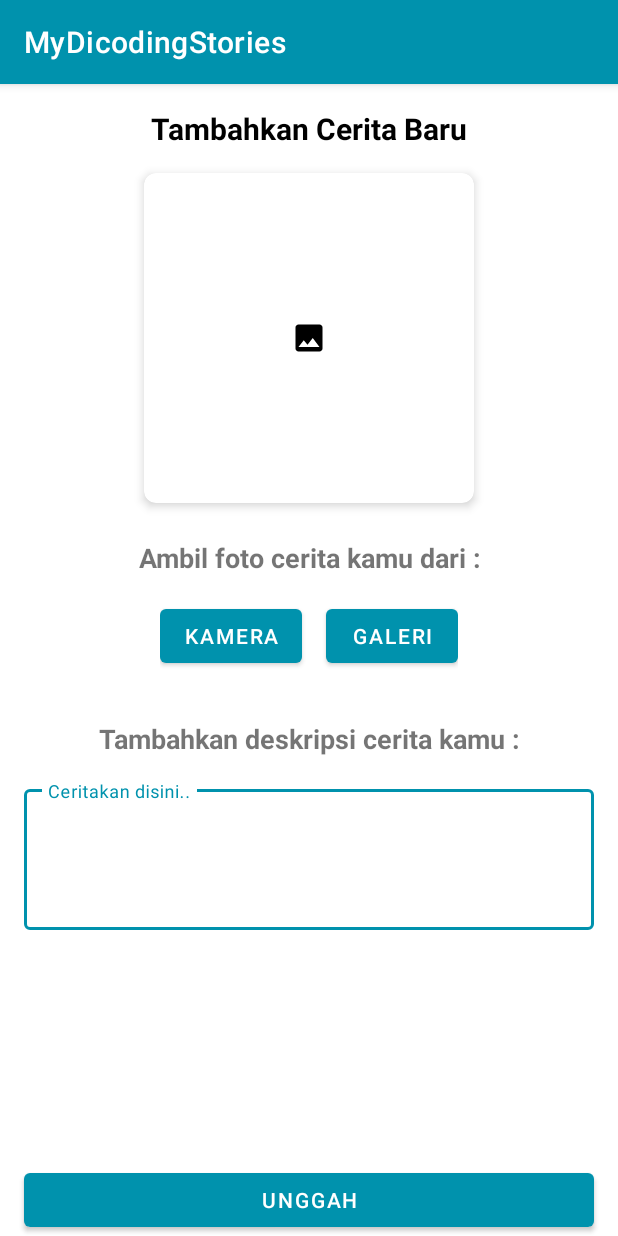
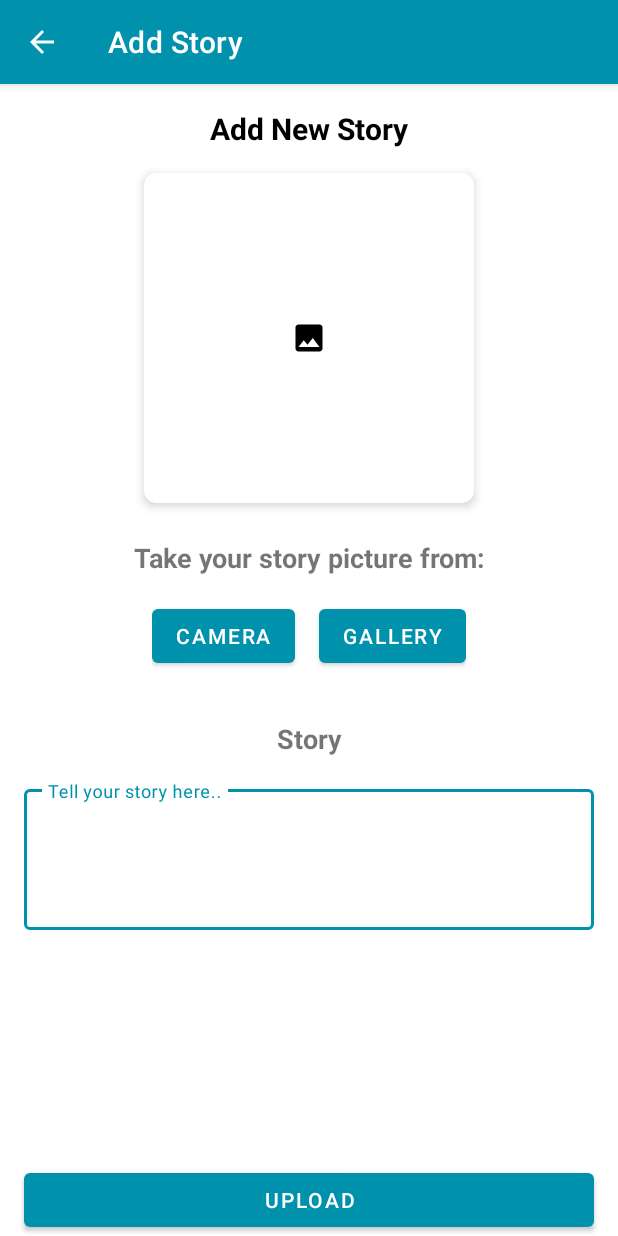
Before and after one commit to AbdulGimbul/MyDicodingStories, an Android app: the AddStoryActivity screen opened directly, with no data from a screen before it, on a phone screen of 412 x 824 dp. Run offline under Robolectric (Android 15) with nearby library versions, the phone set to English and light mode, and no system bars; our stand-ins replace Dagger/Hilt's generated code; pictures from the network do not load.

Commit message:
Add localization with language options

```diff
--- a/app/src/main/AndroidManifest.xml
+++ b/app/src/main/AndroidManifest.xml
@@ -32,7 +32,7 @@
         <activity
             android:name=".ui.maps.MapsStoryActivity"
             android:exported="false"
-            android:label="Peta Lokasi Cerita"
+            android:label="@string/story_location_map_title"
             android:parentActivityName=".ui.MainActivity" />
         <activity
             android:name=".ui.CameraActivity"
@@ -44,6 +44,7 @@
         <activity
             android:name=".ui.AddStoryActivity"
             android:exported="false"
+            android:parentActivityName=".ui.MainActivity"
             android:windowSoftInputMode="adjustResize">
             <meta-data
                 android:name="android.app.lib_name"
@@ -52,7 +53,6 @@
         <activity
             android:name=".ui.DetailStoryActivity"
             android:exported="false"
-            android:label="Detail Story"
             android:parentActivityName=".ui.MainActivity">
             <meta-data
                 android:name="android.app.lib_name"
@@ -61,7 +61,7 @@
         <activity
             android:name=".ui.MainActivity"
             android:exported="false"
-            android:label="Stories" />
+            android:label="MyDicodingStories" />
         <activity
             android:name=".ui.login.RegisterActivity"
             android:exported="false"
--- a/app/src/main/java/com/abdl/mydicodingstories/ui/AddStoryActivity.kt
+++ b/app/src/main/java/com/abdl/mydicodingstories/ui/AddStoryActivity.kt
@@ -16,6 +16,7 @@ import androidx.activity.viewModels
 import androidx.appcompat.app.AppCompatActivity
 import androidx.core.app.ActivityCompat
 import androidx.core.content.ContextCompat
+import com.abdl.mydicodingstories.R
 import com.abdl.mydicodingstories.databinding.ActivityAddStoryBinding
 import com.abdl.mydicodingstories.utils.rotateBitmap
 import com.abdl.mydicodingstories.utils.uriToFile
@@ -30,7 +31,7 @@ import java.io.FileOutputStream
 import java.io.IOException
 
 @AndroidEntryPoint
-class AddStoryActivity : AppCompatActivity() {
+class AddStoryActivity : BaseActivity() {
     private lateinit var binding: ActivityAddStoryBinding
     private val mainViewModel: MainViewModel by viewModels()
     private var getFile: File? = null
@@ -39,6 +40,8 @@ class AddStoryActivity : AppCompatActivity() {
         super.onCreate(savedInstanceState)
         binding = ActivityAddStoryBinding.inflate(layoutInflater)
         setContentView(binding.root)
+
+        title = getString(R.string.add_story)
 
         if (!allPermissionGranted()) {
             ActivityCompat.requestPermissions(
@@ -58,9 +61,9 @@ class AddStoryActivity : AppCompatActivity() {
 
         mainViewModel.errorMessage.observe(this) {
             if (it == "Error : \"description\" is not allowed to be empty") {
-                Toast.makeText(this, "Maaf, deskripsi harus diisi!", Toast.LENGTH_SHORT).show()
+                Toast.makeText(this, R.string.description_empty_error_toast, Toast.LENGTH_SHORT).show()
             } else if (it == "Error : Payload content length greater than maximum allowed: 1000000") {
-                Toast.makeText(this, "File gambar terlalu besar. Maksimal 1MB", Toast.LENGTH_LONG)
+                Toast.makeText(this, R.string.image_too_large_error_toast, Toast.LENGTH_LONG)
                     .show()
             }
         }
@@ -80,7 +83,7 @@ class AddStoryActivity : AppCompatActivity() {
             if (!allPermissionGranted()) {
                 Toast.makeText(
                     this,
-                    "Tidak mendapatkan perizinan.",
+                    R.string.permission_not_granted,
                     Toast.LENGTH_SHORT
                 ).show()
                 finish()
@@ -170,7 +173,7 @@ class AddStoryActivity : AppCompatActivity() {
         } else {
             Toast.makeText(
                 this@AddStoryActivity,
-                "Silahkan masukkan berkas gambar terlebih dahulu",
+                R.string.please_select_image_first,
                 Toast.LENGTH_SHORT
             )
                 .show()
--- /dev/null
+++ b/app/src/main/java/com/abdl/mydicodingstories/ui/BaseActivity.kt
@@ -0,0 +1,58 @@
+package com.abdl.mydicodingstories.ui
+
+import android.content.Context
+import android.content.res.Configuration
+import android.os.Bundle
+import androidx.appcompat.app.AppCompatActivity
+import com.abdl.mydicodingstories.utils.SessionManager
+import dagger.hilt.android.AndroidEntryPoint
+import java.util.Locale
+import javax.inject.Inject
+
+@AndroidEntryPoint
+abstract class BaseActivity : AppCompatActivity() {
+
+    @Inject
+    lateinit var sessionManager: SessionManager
+
+    override fun attachBaseContext(newBase: Context) {
+        val tempSessionManager = SessionManager(newBase) // For early access
+        val languageCode = tempSessionManager.fetchLanguage() // This will now default to "in"
+        val localeToSet = Locale(languageCode)
+        super.attachBaseContext(updateBaseContextLocale(newBase, localeToSet))
+    }
+
+    private fun updateBaseContextLocale(context: Context, locale: Locale): Context {
+        Locale.setDefault(locale)
+        val configuration = Configuration(context.resources.configuration)
+        configuration.setLocale(locale)
+        return context.createConfigurationContext(configuration)
+    }
+
+    override fun onCreate(savedInstanceState: Bundle?) {
+        super.onCreate(savedInstanceState)
+        // No explicit call to applySelectedAppLocale needed here for initial setup
+        // as attachBaseContext should handle it.
+    }
+
+    protected fun setLocaleAndRecreate(languageCode: String) {
+        sessionManager.saveLanguage(languageCode)
+        // The rest of this method remains the same, BaseActivity will be recreated,
+        // and attachBaseContext will pick up the newly saved language.
+        recreate()
+    }
+
+    // This function can be simplified or removed if BaseActivity's attachBaseContext
+    // and MyApplication's onConfigurationChanged handle all cases.
+    // For now, let's assume BaseActivity handles its own context correctly.
+    /*
+    fun applySelectedAppLocale(context: Context) {
+        val languageCode = sessionManager.fetchLanguage()
+        val locale = Locale(languageCode)
+        Locale.setDefault(locale)
+        val config = context.resources.configuration
+        config.setLocale(locale)
+        context.resources.updateConfiguration(config, context.resources.displayMetrics)
+    }
+    */
+}
--- a/app/src/main/java/com/abdl/mydicodingstories/ui/DetailStoryActivity.kt
+++ b/app/src/main/java/com/abdl/mydicodingstories/ui/DetailStoryActivity.kt
@@ -3,18 +3,20 @@ package com.abdl.mydicodingstories.ui
 import android.os.Build
 import android.os.Bundle
 import androidx.appcompat.app.AppCompatActivity
+import com.abdl.mydicodingstories.R
 import com.abdl.mydicodingstories.data.remote.response.ListStoryItem
 import com.abdl.mydicodingstories.databinding.ActivityDetailStoryBinding
 import com.abdl.mydicodingstories.utils.DateFormatter
 import com.bumptech.glide.Glide
 
-class DetailStoryActivity : AppCompatActivity() {
+class DetailStoryActivity : BaseActivity() {
     private lateinit var binding: ActivityDetailStoryBinding
 
     override fun onCreate(savedInstanceState: Bundle?) {
         super.onCreate(savedInstanceState)
         binding = ActivityDetailStoryBinding.inflate(layoutInflater)
         setContentView(binding.root)
+        title = getString(R.string.story_detail_title)
 
         val storyItem: ListStoryItem? = if (Build.VERSION.SDK_INT >= Build.VERSION_CODES.TIRAMISU) {
             intent.getParcelableExtra(EXTRA_STORY, ListStoryItem::class.java)
@@ -26,7 +28,7 @@ class DetailStoryActivity : AppCompatActivity() {
             tvTitle.text = storyItem?.name
             tvDescription.text = storyItem?.description
             createdAt.text =
-                "Dibuat pada : ${storyItem?.createdAt?.let { DateFormatter.formatDate(it) }}"
+                "${getString(R.string.created_at_label)} ${storyItem?.createdAt?.let { DateFormatter.formatDate(it) }}"
 
             Glide.with(this@DetailStoryActivity)
                 .load(storyItem?.photoUrl)
--- a/app/src/main/java/com/abdl/mydicodingstories/ui/login/LoginViewModel.kt
+++ b/app/src/main/java/com/abdl/mydicodingstories/ui/login/LoginViewModel.kt
@@ -61,7 +61,6 @@ class LoginViewModel @Inject constructor(
                     _isLoading.value = false
                     val error = response.errorBody()?.string()
                     onError("Error : ${error?.let { getErrorMessage(it) }}")
-                    Log.d("LoginViewModel", "cekkk : ${error}}")
                 }
             }
         }
--- a/app/src/main/java/com/abdl/mydicodingstories/ui/maps/MapsStoryActivity.kt
+++ b/app/src/main/java/com/abdl/mydicodingstories/ui/maps/MapsStoryActivity.kt
@@ -25,7 +25,7 @@ import com.google.android.gms.maps.model.MapStyleOptions
 import com.google.android.gms.maps.model.MarkerOptions
 import dagger.hilt.android.AndroidEntryPoint
 import java.util.Locale
-import javax.inject.Inject // Import for field injection
+import javax.inject.Inject
 
 @AndroidEntryPoint
 class MapsStoryActivity : AppCompatActivity(), OnMapReadyCallback {
--- a/app/src/main/java/com/abdl/mydicodingstories/ui/widget/StoryWidgetItemFactory.kt
+++ b/app/src/main/java/com/abdl/mydicodingstories/ui/widget/StoryWidgetItemFactory.kt
@@ -74,7 +74,7 @@ class StoryWidgetItemFactory(
 
     override fun getLoadingView(): RemoteViews? {
         return RemoteViews(applicationContext.packageName, R.layout.item_loading).apply {
-            setTextViewText(R.id.error_msg, "Loading stories...")
+            setTextViewText(R.id.error_msg, applicationContext.getString(R.string.loading_stories))
         }
     }
 
--- a/app/src/main/java/com/abdl/mydicodingstories/utils/SessionManager.kt
+++ b/app/src/main/java/com/abdl/mydicodingstories/utils/SessionManager.kt
@@ -4,6 +4,7 @@ import android.content.Context
 import android.content.SharedPreferences
 import dagger.hilt.android.qualifiers.ApplicationContext
 import javax.inject.Inject
+import androidx.core.content.edit
 
 class SessionManager @Inject constructor(
     @ApplicationContext context: Context,
@@ -15,6 +16,8 @@ class SessionManager @Inject constructor(
         const val USER_TOKEN = "user_token"
         const val NAME = "name"
         const val USER_ID = "user_id"
+        const val SELECTED_LANGUAGE = "selected_language"
+        const val DEFAULT_LANGUAGE_CODE = "in"
     }
 
     fun saveAuthToken(token: String, name: String, userId: String) {
@@ -42,4 +45,14 @@ class SessionManager @Inject constructor(
     fun deleteAuthToken(): Boolean {
         return prefs?.edit()?.clear()!!.commit()
     }
+
+    fun saveLanguage(language: String) {
+        prefs?.edit {
+            putString(SELECTED_LANGUAGE, language)
+        }
+    }
+
+    fun fetchLanguage(): String? {
+        return prefs?.getString(SELECTED_LANGUAGE, DEFAULT_LANGUAGE_CODE) ?: DEFAULT_LANGUAGE_CODE
+    }
 }
--- /dev/null
+++ b/app/src/main/res/drawable/outline_language_24.xml
@@ -0,0 +1,5 @@
+<vector xmlns:android="http://schemas.android.com/apk/res/android" android:height="24dp" android:tint="@android:color/white" android:viewportHeight="960" android:viewportWidth="960" android:width="24dp">
+
+    <path android:fillColor="@android:color/white" android:pathData="M480,880Q398,880 325,848.5Q252,817 197.5,762.5Q143,708 111.5,635Q80,562 80,480Q80,397 111.5,324.5Q143,252 197.5,197.5Q252,143 325,111.5Q398,80 480,80Q563,80 635.5,111.5Q708,143 762.5,197.5Q817,252 848.5,324.5Q880,397 880,480Q880,562 848.5,635Q817,708 762.5,762.5Q708,817 635.5,848.5Q563,880 480,880ZM480,798Q506,762 525,723Q544,684 556,640L404,640Q416,684 435,723Q454,762 480,798ZM376,782Q358,749 344.5,713.5Q331,678 322,640L204,640Q233,690 276.5,727Q320,764 376,782ZM584,782Q640,764 683.5,727Q727,690 756,640L638,640Q629,678 615.5,713.5Q602,749 584,782ZM170,560L306,560Q303,540 301.5,520.5Q300,501 300,480Q300,459 301.5,439.5Q303,420 306,400L170,400Q165,420 162.5,439.5Q160,459 160,480Q160,501 162.5,520.5Q165,540 170,560ZM386,560L574,560Q577,540 578.5,520.5Q580,501 580,480Q580,459 578.5,439.5Q577,420 574,400L386,400Q383,420 381.5,439.5Q380,459 380,480Q380,501 381.5,520.5Q383,540 386,560ZM654,560L790,560Q795,540 797.5,520.5Q800,501 800,480Q800,459 797.5,439.5Q795,420 790,400L654,400Q657,420 658.5,439.5Q660,459 660,480Q660,501 658.5,520.5Q657,540 654,560ZM638,320L756,320Q727,270 683.5,233Q640,196 584,178Q602,211 615.5,246.5Q629,282 638,320ZM404,320L556,320Q544,276 525,237Q506,198 480,162Q454,198 435,237Q416,276 404,320ZM204,320L322,320Q331,282 344.5,246.5Q358,211 376,178Q320,196 276.5,233Q233,270 204,320Z"/>
+
+</vector>
--- a/app/src/main/res/layout/activity_add_story.xml
+++ b/app/src/main/res/layout/activity_add_story.xml
@@ -16,7 +16,7 @@
             android:layout_width="wrap_content"
             android:layout_height="wrap_content"
             android:layout_marginTop="16dp"
-            android:text="Tambahkan Cerita Baru"
+            android:text="@string/add_new_story_title"
             android:textColor="@color/black"
             android:textSize="20sp"
             android:textStyle="bold"
@@ -39,7 +39,7 @@
                 android:id="@+id/previewImageView"
                 android:layout_width="match_parent"
                 android:layout_height="match_parent"
-                android:contentDescription="Image preview"
+                android:contentDescription="@string/please_select_image_first"
                 android:padding="8dp"
                 android:scaleType="centerInside"
                 android:src="@drawable/ic_place_holder" />
@@ -54,7 +54,7 @@
             android:layout_marginStart="16dp"
             android:layout_marginTop="24dp"
             android:layout_marginEnd="16dp"
-            android:text="Ambil foto cerita kamu dari :"
+            android:text="@string/take_story_picture_from"
             android:textAlignment="center"
             android:textSize="18sp"
             android:textStyle="bold"
@@ -95,7 +95,7 @@
             android:layout_marginStart="16dp"
             android:layout_marginTop="32dp"
             android:layout_marginEnd="16dp"
-            android:text="Tambahkan deskripsi cerita kamu :"
+            android:text="@string/story"
             android:textAlignment="center"
             android:textSize="18sp"
             android:textStyle="bold"
@@ -119,7 +119,7 @@
                 android:layout_height="wrap_content"
                 android:ems="10"
                 android:gravity="top"
-                android:hint="Ceritakan disini.."
+                android:hint="@string/add_story_description_hint"
                 android:maxLines="8"
                 android:minLines="3"
                 android:scrollbars="vertical" />
--- a/app/src/main/res/layout/activity_camera.xml
+++ b/app/src/main/res/layout/activity_camera.xml
@@ -16,7 +16,7 @@
         android:layout_width="70dp"
         android:layout_height="70dp"
         android:layout_marginBottom="16dp"
-        android:contentDescription="@string/ambil_gambar"
+        android:contentDescription="@string/take_story_picture_from"
         app:layout_constraintBottom_toBottomOf="parent"
         app:layout_constraintEnd_toEndOf="parent"
         app:layout_constraintStart_toStartOf="parent"
@@ -28,7 +28,7 @@
         android:layout_height="50dp"
         android:layout_marginTop="16dp"
         android:layout_marginEnd="16dp"
-        android:contentDescription="@string/pindah_kamera"
+        android:contentDescription="@string/camera"
         app:layout_constraintEnd_toEndOf="@id/viewFinder"
         app:layout_constraintTop_toTopOf="parent"
         app:srcCompat="@drawable/ic_switch_camera" />
```
Also changed, not shown: app/src/main/java/com/abdl/mydicodingstories/MyApplication.kt (+39 -1 lines), app/src/main/java/com/abdl/mydicodingstories/adapter/ItemStoryAdapter.kt (+4 -3 lines), app/src/main/java/com/abdl/mydicodingstories/ui/CameraActivity.kt (+5 -4 lines), app/src/main/java/com/abdl/mydicodingstories/ui/MainActivity.kt (+50 -7 lines), app/src/main/res/layout/activity_main.xml (+6 -6 lines), app/src/main/res/layout/item_story.xml (+4 -4 lines), app/src/main/res/menu/main_menu.xml (added, +8 -0 lines), app/src/main/res/values/strings.xml (+69 -14 lines), 1 other file.
